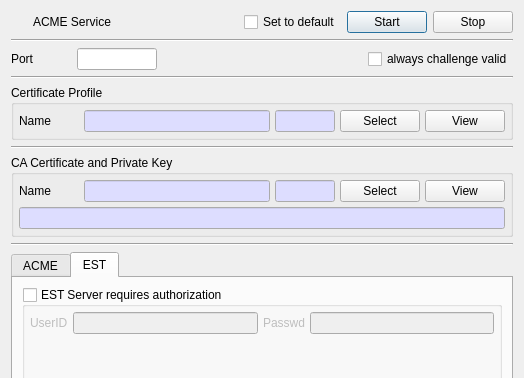
Before: the Qt Designer form CertMan/acme_service_dlg.ui in jykim74/CertMan, drawn with Qt 5; both pictures show x 0 to 524 and y 0 to 378 of the 524 by 707 pixel window.
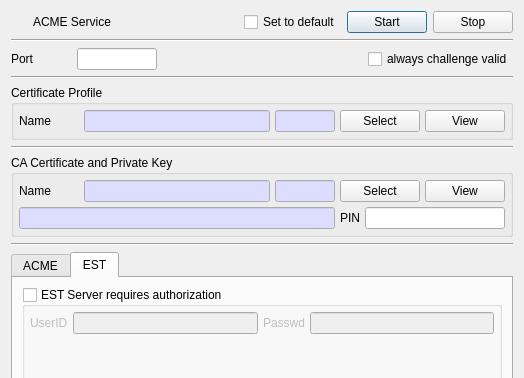
After: the same form once the commit is applied. Icons and pictures are not drawn.

Commit message: Service 에서 PKCS#11 PIN 지원

```diff
--- a/CertMan/acme_service_dlg.ui
+++ b/CertMan/acme_service_dlg.ui
@@ -403,6 +403,11 @@
        </layout>
       </item>
       <item>
+       <layout class="QGridLayout" name="gridLayout_11">
+        <property name="topMargin">
+         <number>0</number>
+        </property>
+        <item row="0" column="0">
        <widget class="QLineEdit" name="mInfoText">
         <property name="palette">
          <palette>
@@ -435,6 +440,28 @@
          <bool>true</bool>
         </property>
        </widget>
+        </item>
+        <item row="0" column="1">
+         <widget class="QLabel" name="mPINLabel">
+          <property name="text">
+           <string>PIN</string>
+          </property>
+         </widget>
+        </item>
+        <item row="0" column="2">
+         <widget class="QLineEdit" name="mPINText">
+          <property name="maximumSize">
+           <size>
+            <width>140</width>
+            <height>16777215</height>
+           </size>
+          </property>
+          <property name="echoMode">
+           <enum>QLineEdit::Password</enum>
+          </property>
+         </widget>
+        </item>
+       </layout>
       </item>
      </layout>
     </widget>
```
Lines whose indentation alone changed are shown as unchanged. The commit also changes 16 other files.
